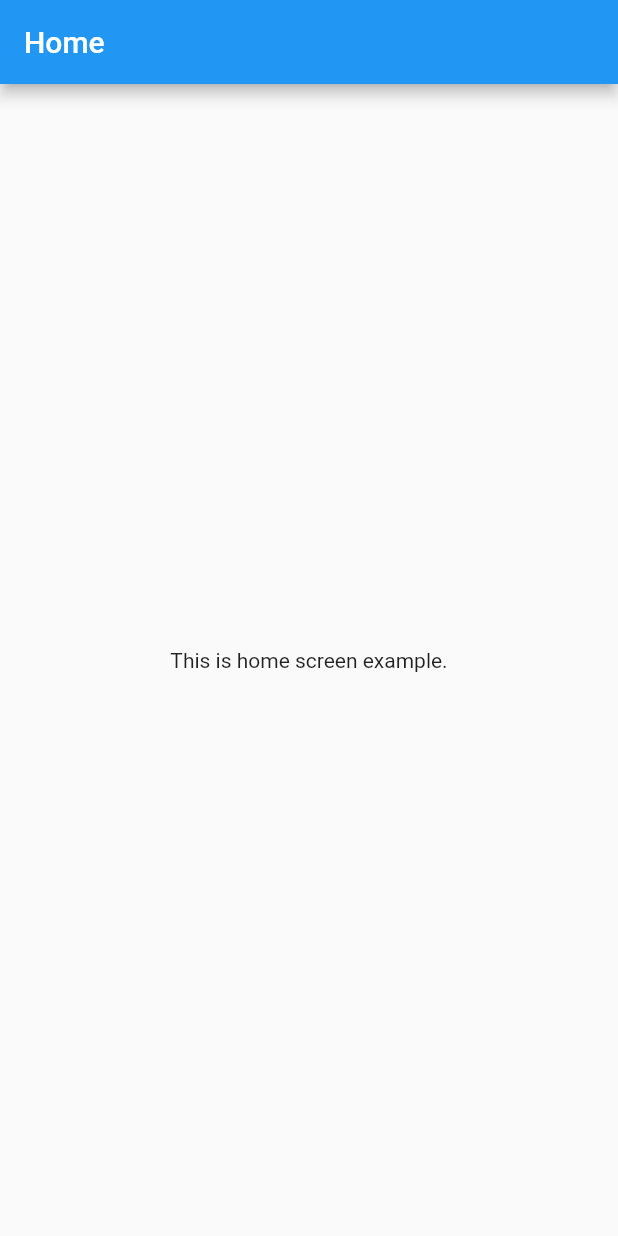
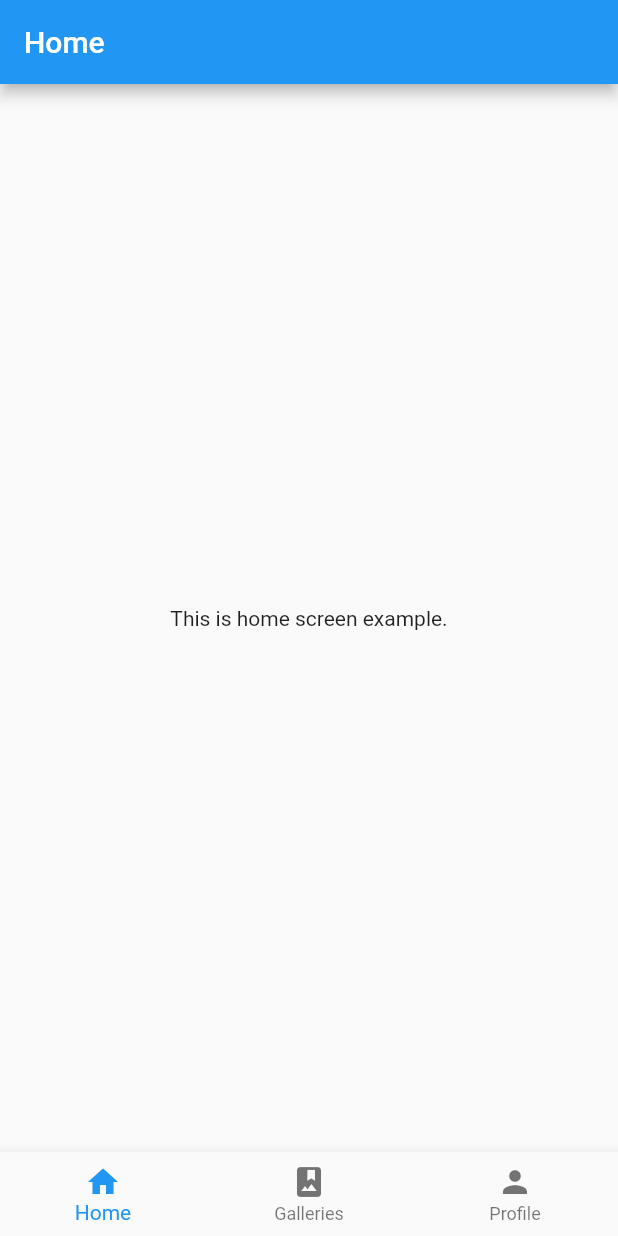
Before and after one commit to fumiyasac/MediaStyleFlutterApp, a Flutter app: the screen it shows after launch, on a phone screen of 412 x 824 dp. Run offline on Flutter 3.47's test engine with Material 2 defaults, Android fonts, the phone set to English and light mode, and no system bars.

Commit message:
手始めにBottomNavigationを作ってみる

```diff
--- a/lib/main.dart
+++ b/lib/main.dart
@@ -1,17 +1,15 @@
 import 'package:flutter/material.dart';
-import 'ui/screen/home_screen.dart';
+import 'package:media_style_app/ui/navigation/bottom_navigation.dart';
 
 void main() => runApp(MyApp());
 
 class MyApp extends StatelessWidget {
+
   @override
   Widget build(BuildContext context) {
     return MaterialApp(
-      title: 'Flutter Demo',
-      theme: ThemeData(
-        primarySwatch: Colors.blue,
-      ),
-      home: HomeScreen(),
+      title: 'Media Style Demo',
+      home: BottomNavigation(),
     );
   }
 }
--- /dev/null
+++ b/lib/ui/navigation/bottom_navigation.dart
@@ -0,0 +1,68 @@
+import 'package:flutter/material.dart';
+import 'package:media_style_app/ui/screen/home_screen.dart';
+import 'package:media_style_app/ui/screen/galleries_screen.dart';
+import 'package:media_style_app/ui/screen/profile_screen.dart';
+
+// StatefulWidgetとしてBottomNavigationを作成する
+class BottomNavigation extends StatefulWidget {
+
+  @override
+  _BottomNavigationState createState() => _BottomNavigationState();
+}
+
+// BottomNavigationWidgetで利用するStateの定義
+class _BottomNavigationState extends State<BottomNavigation> {
+
+  // MEMO: 選択したインデックス値
+  int _selectedIndex = 0;
+
+  // MEMO: 選択したインデックス値に応じて表示するタイトルの内容
+  List<Text> _selectedTitle = [
+    Text('Home'),
+    Text('Galleries'),
+    Text('Profile')
+  ];
+
+  // MEMO: 選択したインデックス値に応じて表示する画面の内容
+  List<Widget> _selectedScreen = [
+    HomeScreen(),
+    GalleriesScreen(),
+    ProfileScreen()
+  ];
+
+  // MEMO: bottomNavigationBarに配置した要素を押下した際の処理
+  void _onItemTap(int index) {
+    setState(() {
+      _selectedIndex = index;
+    });
+  }
+
+  // MEMO: Widget要素構築
+  @override
+  Widget build(BuildContext context) {
+    return Scaffold(
+      appBar: AppBar(
+        title: _selectedTitle.elementAt(_selectedIndex),
+      ),
+      body: _selectedScreen.elementAt(_selectedIndex),
+      bottomNavigationBar: BottomNavigationBar(
+        items: const <BottomNavigationBarItem>[
+          BottomNavigationBarItem(
+            icon: Icon(Icons.home),
+            title: Text('Home'),
+          ),
+          BottomNavigationBarItem(
+            icon: Icon(Icons.photo_album),
+            title: Text('Galleries')
+          ),
+          BottomNavigationBarItem(
+            icon: Icon(Icons.person),
+            title: Text('Profile')
+          )
+        ],
+        currentIndex: _selectedIndex,
+        onTap: _onItemTap,
+      ),
+    );
+  }
+}
--- a/lib/ui/screen/home_screen.dart
+++ b/lib/ui/screen/home_screen.dart
@@ -3,13 +3,8 @@ import 'package:flutter/material.dart';
 class HomeScreen extends StatelessWidget {
   @override
   Widget build(BuildContext context) {
-    return Scaffold(
-      appBar: AppBar(
-        title: const Text("Home"),
-      ),
-      body: Center(
-        child: Text("This is home screen example."),
-      ),
+    return Center(
+      child: Text("This is home screen example."),
     );
   }
 }
```
Also changed, not shown: lib/ui/screen/categories_screen.dart (deleted, +0 -15 lines), lib/ui/screen/galleries_screen.dart (+3 -8 lines), lib/ui/screen/profile_screen.dart (+3 -8 lines).
